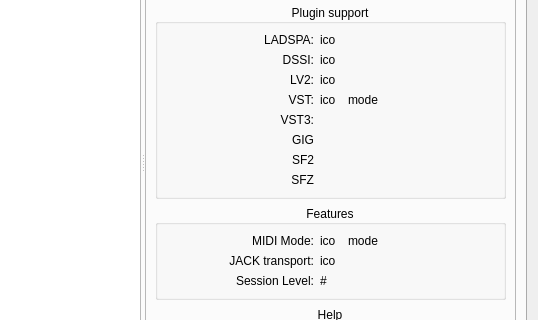
This is resources/ui/claudia_launcher.ui in pkrul/Cadence as Qt 5 draws it before an edit; both pictures show x 390 to 928 and y 164 to 484 of the 928 by 599 pixel window. The edited form follows.
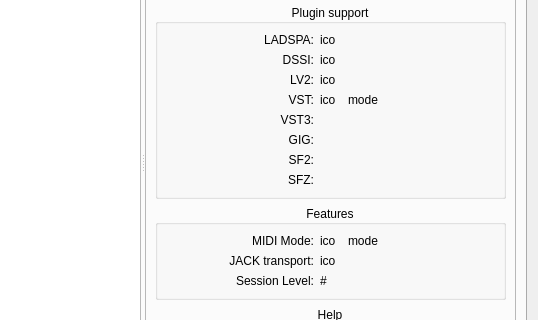
This is the edited form.

Commit message: Use correct text for QLabel widgets

```diff
--- a/resources/ui/claudia_launcher.ui
+++ b/resources/ui/claudia_launcher.ui
@@ -257,7 +257,7 @@
               <item row="5" column="0">
                <widget class="QLabel" name="label_11">
                 <property name="text">
-                 <string>GIG</string>
+                 <string>GIG:</string>
                 </property>
                 <property name="alignment">
                  <set>Qt::AlignRight|Qt::AlignTrailing|Qt::AlignVCenter</set>
@@ -267,7 +267,7 @@
               <item row="6" column="0">
                <widget class="QLabel" name="label_12">
                 <property name="text">
-                 <string>SF2</string>
+                 <string>SF2:</string>
                 </property>
                 <property name="alignment">
                  <set>Qt::AlignRight|Qt::AlignTrailing|Qt::AlignVCenter</set>
@@ -277,7 +277,7 @@
               <item row="7" column="0">
                <widget class="QLabel" name="label_13">
                 <property name="text">
-                 <string>SFZ</string>
+                 <string>SFZ:</string>
                 </property>
                 <property name="alignment">
                  <set>Qt::AlignRight|Qt::AlignTrailing|Qt::AlignVCenter</set>
```
